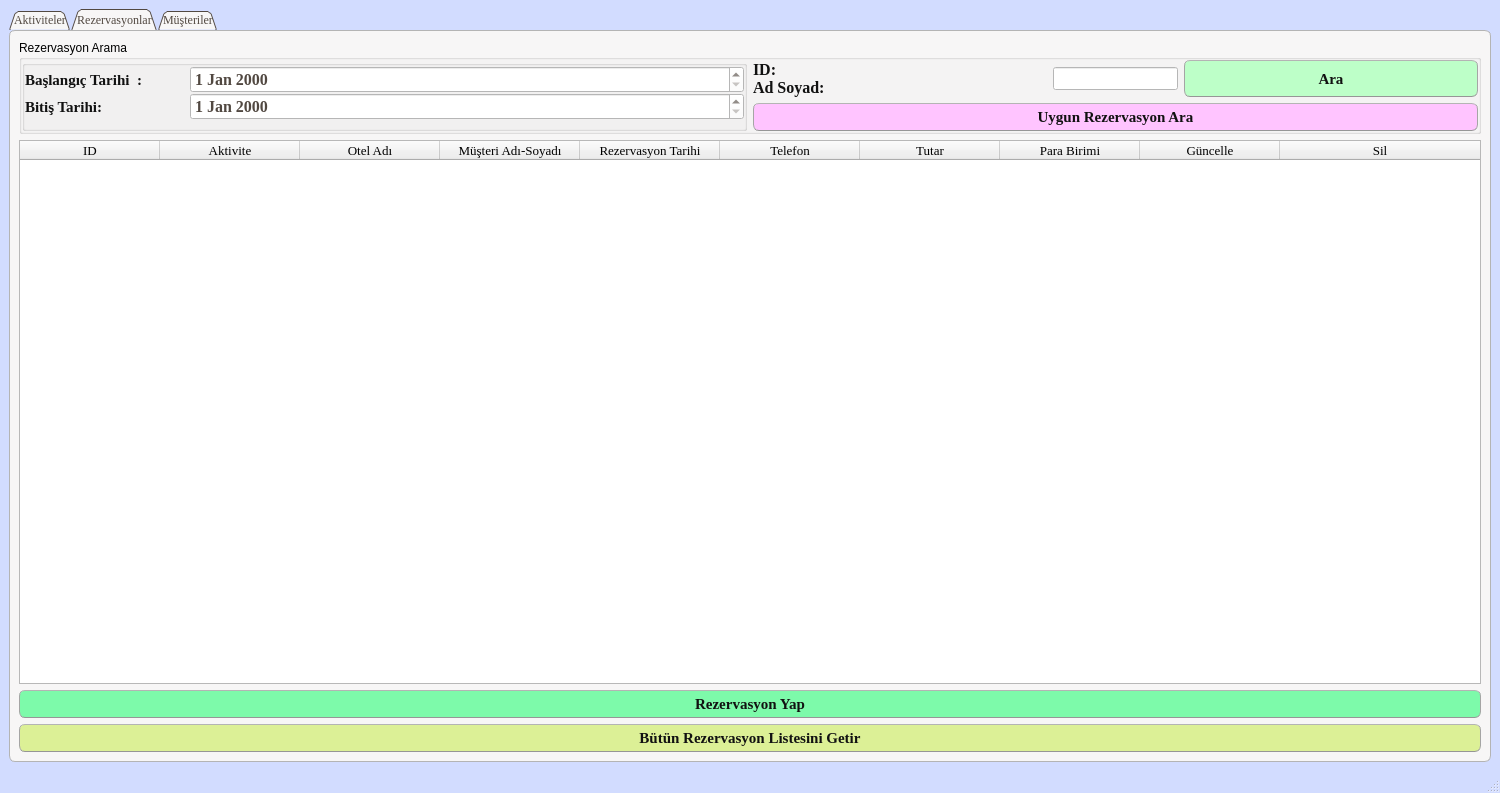
Old version of the form ui_designs/rezTakip.ui in the repository subhanakbenli/Rezervasyon-Takip-Program-.
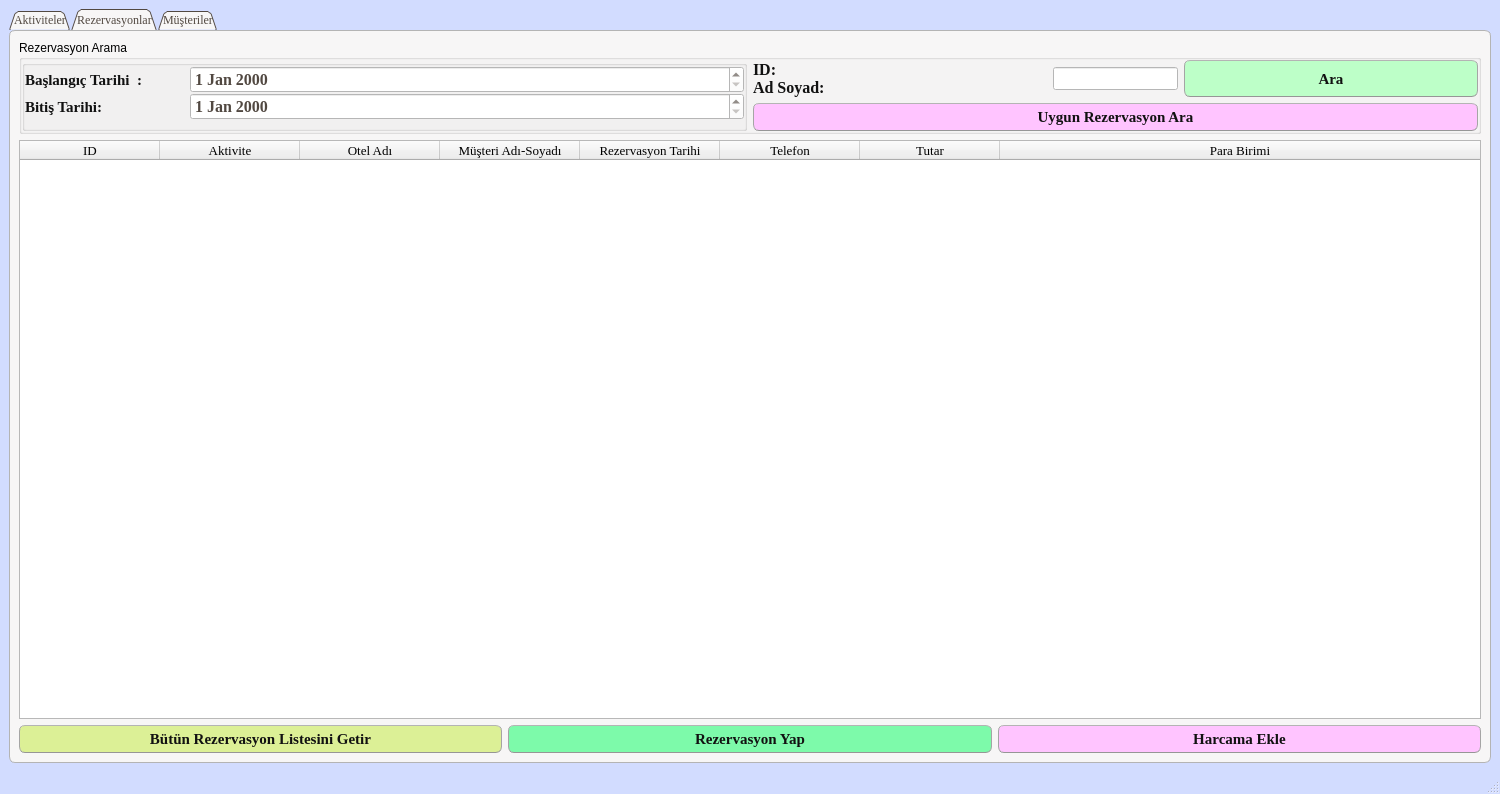
New version of the form. The open tabs and pages were chosen to show the change.

The edit to the form file:
```diff
--- a/ui_designs/rezTakip.ui
+++ b/ui_designs/rezTakip.ui
@@ -7,7 +7,7 @@
     <x>0</x>
     <y>0</y>
     <width>1500</width>
-    <height>793</height>
+    <height>794</height>
    </rect>
   </property>
   <property name="minimumSize">
@@ -526,11 +526,6 @@
   <widget class="QWidget" name="centralwidget">
    <layout class="QGridLayout" name="gridLayout_2">
     <item row="0" column="0">
-     <layout class="QVBoxLayout" name="verticalLayout_6" stretch="9">
-      <property name="spacing">
-       <number>6</number>
-      </property>
-      <item>
        <widget class="QTabWidget" name="tabWidget">
         <property name="font">
          <font>
@@ -749,7 +744,7 @@
          <attribute name="title">
           <string>Rezervasyonlar</string>
          </attribute>
-         <layout class="QGridLayout" name="gridLayout_4" rowstretch="4,30,1,1">
+       <layout class="QGridLayout" name="gridLayout_4" rowstretch="0,6,0">
           <item row="1" column="0">
            <widget class="QTableWidget" name="rezervasyon_tableWidget">
             <property name="font">
@@ -842,64 +837,6 @@
               <string>Para Birimi</string>
              </property>
             </column>
-            <column>
-             <property name="text">
-              <string>Güncelle</string>
-             </property>
-            </column>
-            <column>
-             <property name="text">
-              <string>Sil</string>
-             </property>
-            </column>
-           </widget>
-          </item>
-          <item row="3" column="0">
-           <widget class="QPushButton" name="rezervasyonListele_pushButton">
-            <property name="sizePolicy">
-             <sizepolicy hsizetype="Minimum" vsizetype="Fixed">
-              <horstretch>0</horstretch>
-              <verstretch>0</verstretch>
-             </sizepolicy>
-            </property>
-            <property name="font">
-             <font>
-              <family>Times New Roman</family>
-              <pointsize>11</pointsize>
-              <weight>75</weight>
-              <bold>true</bold>
-             </font>
-            </property>
-            <property name="styleSheet">
-             <string notr="true">background-color:rgb(220,240,150)</string>
-            </property>
-            <property name="text">
-             <string>Bütün Rezervasyon Listesini Getir</string>
-            </property>
-           </widget>
-          </item>
-          <item row="2" column="0">
-           <widget class="QPushButton" name="rezYap_pushButton">
-            <property name="sizePolicy">
-             <sizepolicy hsizetype="Minimum" vsizetype="Fixed">
-              <horstretch>0</horstretch>
-              <verstretch>0</verstretch>
-             </sizepolicy>
-            </property>
-            <property name="font">
-             <font>
-              <family>Times New Roman</family>
-              <pointsize>11</pointsize>
-              <weight>75</weight>
-              <bold>true</bold>
-             </font>
-            </property>
-            <property name="styleSheet">
-             <string notr="true">background-color:rgb(125, 250, 170)</string>
-            </property>
-            <property name="text">
-             <string>Rezervasyon Yap</string>
-            </property>
            </widget>
           </item>
           <item row="0" column="0">
@@ -1126,6 +1063,82 @@
             </item>
            </layout>
           </item>
+        <item row="2" column="0">
+         <layout class="QHBoxLayout" name="horizontalLayout">
+          <item>
+           <widget class="QPushButton" name="rezervasyonListele_pushButton">
+            <property name="sizePolicy">
+             <sizepolicy hsizetype="Minimum" vsizetype="Fixed">
+              <horstretch>0</horstretch>
+              <verstretch>0</verstretch>
+             </sizepolicy>
+            </property>
+            <property name="font">
+             <font>
+              <family>Times New Roman</family>
+              <pointsize>11</pointsize>
+              <weight>75</weight>
+              <bold>true</bold>
+             </font>
+            </property>
+            <property name="styleSheet">
+             <string notr="true">background-color:rgb(220,240,150)</string>
+            </property>
+            <property name="text">
+             <string>Bütün Rezervasyon Listesini Getir</string>
+            </property>
+           </widget>
+          </item>
+          <item>
+           <widget class="QPushButton" name="rezYap_pushButton">
+            <property name="sizePolicy">
+             <sizepolicy hsizetype="Minimum" vsizetype="Fixed">
+              <horstretch>0</horstretch>
+              <verstretch>0</verstretch>
+             </sizepolicy>
+            </property>
+            <property name="font">
+             <font>
+              <family>Times New Roman</family>
+              <pointsize>11</pointsize>
+              <weight>75</weight>
+              <bold>true</bold>
+             </font>
+            </property>
+            <property name="styleSheet">
+             <string notr="true">background-color:rgb(125, 250, 170)</string>
+            </property>
+            <property name="text">
+             <string>Rezervasyon Yap</string>
+            </property>
+           </widget>
+          </item>
+          <item>
+           <widget class="QPushButton" name="pushButton_harcamaEkle">
+            <property name="sizePolicy">
+             <sizepolicy hsizetype="Minimum" vsizetype="Fixed">
+              <horstretch>0</horstretch>
+              <verstretch>0</verstretch>
+             </sizepolicy>
+            </property>
+            <property name="font">
+             <font>
+              <family>Times New Roman</family>
+              <pointsize>11</pointsize>
+              <weight>75</weight>
+              <bold>true</bold>
+             </font>
+            </property>
+            <property name="styleSheet">
+             <string notr="true">background-color:rgb(255, 196, 255)</string>
+            </property>
+            <property name="text">
+             <string>Harcama Ekle</string>
+            </property>
+           </widget>
+          </item>
+         </layout>
+        </item>
          </layout>
         </widget>
         <widget class="QWidget" name="tab_3">
@@ -1304,9 +1317,8 @@
        </widget>
       </item>
      </layout>
-    </item>
-   </layout>
   </widget>
+  <widget class="QStatusBar" name="statusbar"/>
   <widget class="QMenuBar" name="menubar">
    <property name="geometry">
     <rect>
@@ -1317,7 +1329,6 @@
     </rect>
    </property>
   </widget>
-  <widget class="QStatusBar" name="statusbar"/>
  </widget>
  <resources/>
  <connections/>
```
Left out of the diff: 93 changed lines with no effect on the pictures. Lines whose indentation alone changed are shown as unchanged.
